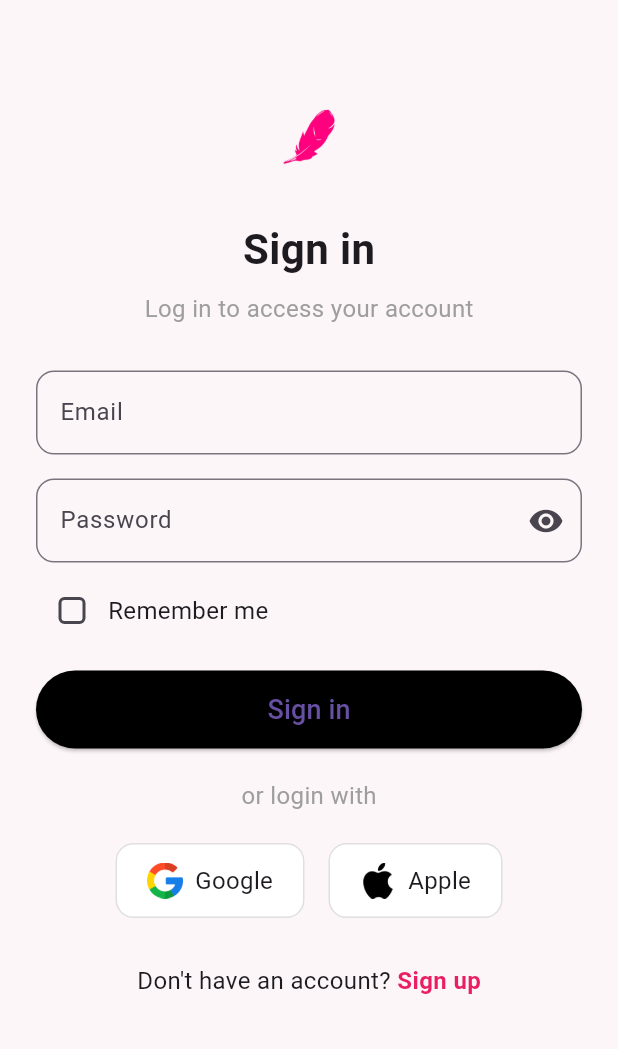
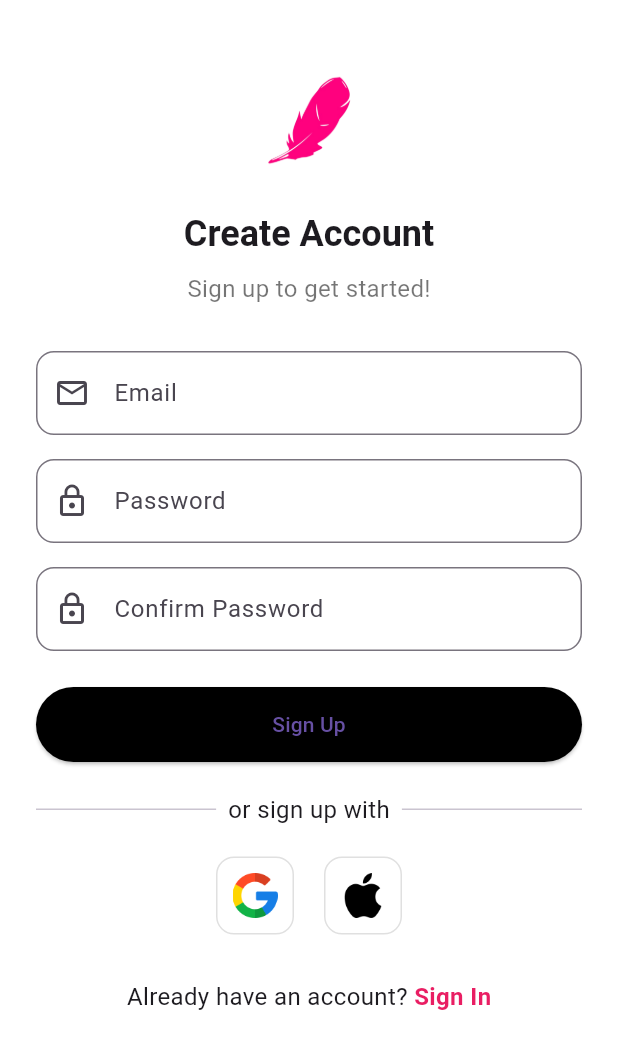
Before and after one commit to ClarenceLaria/ovia, a Flutter app: the LoginScreen screen opened directly, after a tap on "Sign up", on a phone screen of 412 x 824 dp. Shown: the top 1049 px of the screen. Run offline on Flutter 3.47's test engine with Material 3 defaults, Android fonts, the phone set to English and light mode, and no system bars; our stand-ins replace smooth_page_indicator.

Commit message:
Signup screen updates

```diff
--- a/lib/screens/login_screen.dart
+++ b/lib/screens/login_screen.dart
@@ -2,6 +2,7 @@ import 'package:flutter/material.dart';
 import 'package:ovia_app/features/login/custom_text_field.dart';
 import 'package:ovia_app/features/login/primary_button.dart';
 import 'package:ovia_app/features/login/social_login_button.dart';
+import 'package:ovia_app/screens/signup_screen.dart';
 
 class LoginScreen extends StatelessWidget {
   const LoginScreen({super.key});
@@ -114,7 +115,12 @@ class LoginScreen extends StatelessWidget {
                   const Text("Don't have an account? "),
                   GestureDetector(
                     onTap: () {
-                      // TODO: Navigate to Sign Up screen
+                      Navigator.push(
+                        context,
+                        MaterialPageRoute(
+                          builder: (context) => const SignUpScreen(),
+                        ),
+                      );
                     },
                     child: const Text(
                       "Sign up",
--- /dev/null
+++ b/lib/screens/signup_screen.dart
@@ -0,0 +1,166 @@
+import 'package:flutter/material.dart';
+
+class SignUpScreen extends StatelessWidget {
+  const SignUpScreen({super.key});
+
+  @override
+  Widget build(BuildContext context) {
+    final TextEditingController emailController = TextEditingController();
+    final TextEditingController passwordController = TextEditingController();
+    final TextEditingController confirmPasswordController = TextEditingController();
+
+    return Scaffold(
+      body: SafeArea(
+        child: SingleChildScrollView(
+          padding: const EdgeInsets.symmetric(horizontal: 24.0),
+          child: Column(
+            crossAxisAlignment: CrossAxisAlignment.center,
+            children: [
+              const SizedBox(height: 40),
+              // App Logo
+              Image.asset(
+                'assets/icons/ovia_logo_icon.png', // change to your app's logo
+                height: 80,
+              ),
+              const SizedBox(height: 20),
+              Text(
+                "Create Account",
+                style: Theme.of(context).textTheme.headlineMedium,
+              ),
+              const SizedBox(height: 10),
+              Text(
+                "Sign up to get started!",
+                style: Theme.of(context).textTheme.bodyMedium?.copyWith(color: Colors.black54),
+              ),
+              const SizedBox(height: 30),
+
+              // Email Field
+              TextField(
+                controller: emailController,
+                keyboardType: TextInputType.emailAddress,
+                decoration: const InputDecoration(
+                  labelText: 'Email',
+                  prefixIcon: Icon(Icons.email_outlined),
+                  border: OutlineInputBorder(borderRadius: BorderRadius.all(Radius.circular(12))),
+                ),
+              ),
+              const SizedBox(height: 16),
+
+              // Password Field
+              TextField(
+                controller: passwordController,
+                obscureText: true,
+                decoration: const InputDecoration(
+                  labelText: 'Password',
+                  prefixIcon: Icon(Icons.lock_outline),
+                  border: OutlineInputBorder(borderRadius: BorderRadius.all(Radius.circular(12))),
+                ),
+              ),
+              const SizedBox(height: 16),
+
+              // Confirm Password Field
+              TextField(
+                controller: confirmPasswordController,
+                obscureText: true,
+                decoration: const InputDecoration(
+                  labelText: 'Confirm Password',
+                  prefixIcon: Icon(Icons.lock_outline),
+                  border: OutlineInputBorder(borderRadius: BorderRadius.all(Radius.circular(12))),
+                ),
+              ),
+              const SizedBox(height: 24),
+
+              // Sign Up Button
+              SizedBox(
+                width: double.infinity,
+                height: 50,
+                child: ElevatedButton(
+                  style: ElevatedButton.styleFrom(
+                    backgroundColor: Colors.black,
+                    shape: RoundedRectangleBorder(borderRadius: BorderRadius.circular(30)),
+                  ),
+                  onPressed: () {
+                    // Handle signup logic
+                  },
+                  child: const Text('Sign Up'),
+                ),
+              ),
+              const SizedBox(height: 20),
+
+              // Divider
+              const Row(
+                children: [
+                  Expanded(child: Divider()),
+                  Padding(
+                    padding: EdgeInsets.symmetric(horizontal: 8.0),
+                    child: Text("or sign up with"),
+                  ),
+                  Expanded(child: Divider()),
+                ],
+              ),
+              const SizedBox(height: 20),
+
+              // Social Buttons
+              Row(
+                mainAxisAlignment: MainAxisAlignment.center,
+                children: [
+                  // Google Button
+                  InkWell(
+                    onTap: () {
+                      // Google SignUp logic
+                    },
+                    child: Container(
+                      padding: const EdgeInsets.all(10),
+                      decoration: BoxDecoration(
+                        border: Border.all(color: Colors.black12),
+                        borderRadius: BorderRadius.circular(12),
+                      ),
+                      child: Image.asset('assets/icons/google.png', height: 30), // Add google.png to your assets
+                    ),
+                  ),
+                  const SizedBox(width: 20),
+                  // Apple Button
+                  InkWell(
+                    onTap: () {
+                      // Apple SignUp logic
+                    },
+                    child: Container(
+                      padding: const EdgeInsets.all(10),
+                      decoration: BoxDecoration(
+                        border: Border.all(color: Colors.black12),
+                        borderRadius: BorderRadius.circular(12),
+                      ),
+                      child: Image.asset('assets/icons/apple.png', height: 30), // Add apple.png to your assets
+                    ),
+                  ),
+                ],
+              ),
+              const SizedBox(height: 30),
+
+              // Already have account
+              Row(
+                mainAxisAlignment: MainAxisAlignment.center,
+                children: [
+                  const Text("Already have an account? "),
+                  GestureDetector(
+                    onTap: () {
+                      Navigator.pop(context); // Go back to LoginScreen
+                    },
+                    child: const Text(
+                      "Sign In",
+                      style: TextStyle(
+                        color: Colors.pink,
+                        fontWeight: FontWeight.bold,
+                      ),
+                    ),
+                  ),
+                ],
+              ),
+              const SizedBox(height: 20),
+            ],
+          ),
+        ),
+      ),
+    );
+  }
+}
```
